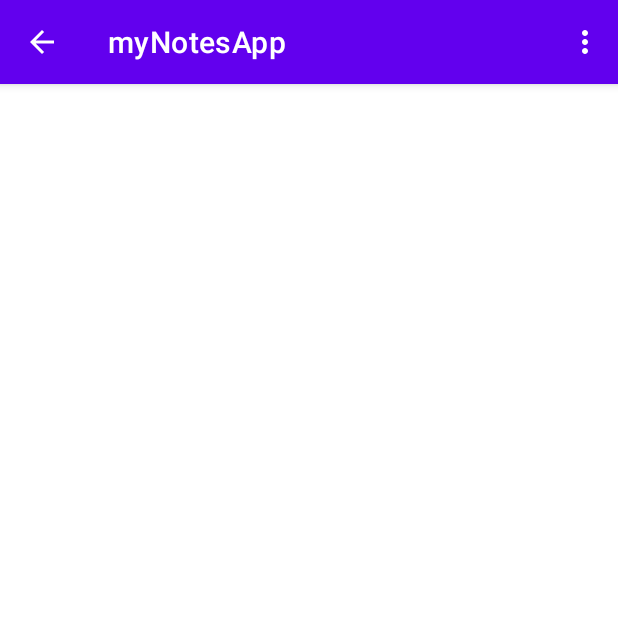
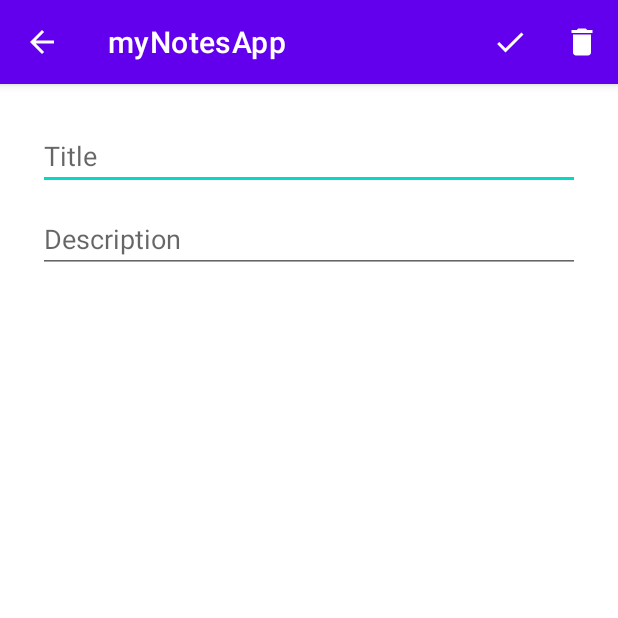
Before and after one commit to LenouarMiloud/MyNotesApp, an Android app: the NotesDetailsActivity screen opened directly, with no data from a screen before it, on a phone screen of 412 x 824 dp, the top half of it. Run offline under Robolectric (Android 15) with nearby library versions, the phone set to English and light mode, and no system bars.

Commit message:
customize all the add notes activity

```diff
--- /dev/null
+++ b/app/src/main/res/drawable/ic_white_add_24.xml
@@ -0,0 +1,5 @@
+<vector android:height="24dp" android:tint="#FFFFFF"
+    android:viewportHeight="24" android:viewportWidth="24"
+    android:width="24dp" xmlns:android="http://schemas.android.com/apk/res/android">
+    <path android:fillColor="@android:color/white" android:pathData="M19,13h-6v6h-2v-6H5v-2h6V5h2v6h6v2z"/>
+</vector>
--- a/app/src/main/res/layout/activity_notes_details.xml
+++ b/app/src/main/res/layout/activity_notes_details.xml
@@ -1,9 +1,25 @@
 <?xml version="1.0" encoding="utf-8"?>
-<androidx.constraintlayout.widget.ConstraintLayout xmlns:android="http://schemas.android.com/apk/res/android"
+<LinearLayout xmlns:android="http://schemas.android.com/apk/res/android"
     xmlns:app="http://schemas.android.com/apk/res-auto"
     xmlns:tools="http://schemas.android.com/tools"
     android:layout_width="match_parent"
     android:layout_height="match_parent"
+    android:orientation="vertical"
+    android:layout_margin="20dp"
+    android:padding="5dp"
     tools:context=".NotesDetailsActivity">
 
-</androidx.constraintlayout.widget.ConstraintLayout>
+    <EditText
+        android:id="@+id/titleEditText"
+        android:layout_width="match_parent"
+        android:layout_height="wrap_content"
+        android:hint="@string/titleHint"/>
+
+    <EditText
+        android:id="@+id/descriptionEditText"
+        android:layout_width="match_parent"
+        android:layout_height="wrap_content"
+        android:layout_marginTop="10dp"
+        android:hint="@string/descriptionHint"/>
+
+</LinearLayout>
--- a/app/src/main/res/menu/notes_details_menu.xml
+++ b/app/src/main/res/menu/notes_details_menu.xml
@@ -1,18 +1,20 @@
 <?xml version="1.0" encoding="utf-8"?>
 <menu xmlns:android="http://schemas.android.com/apk/res/android"
-    xmlns:app="http://schemas.android.com/apk/res-auto"
-    >
+    xmlns:app="http://schemas.android.com/apk/res-auto">
 
     <item
         android:id="@+id/saveNote"
         android:icon="@drawable/ic_white_save"
-        android:title="save">
+        android:title="save"
+        app:showAsAction="always"
+        >
     </item>
 
     <item
         android:id="@+id/deleteNote"
         android:icon="@drawable/ic_white_delete"
-        android:title="delete">
+        android:title="delete"
+        app:showAsAction="ifRoom">
     </item>
 
 </menu>
--- a/app/src/main/res/values/strings.xml
+++ b/app/src/main/res/values/strings.xml
@@ -1,3 +1,5 @@
 <resources>
     <string name="app_name">myNotesApp</string>
+    <string name="titleHint">Title</string>
+    <string name="descriptionHint">Description</string>
 </resources>
```
